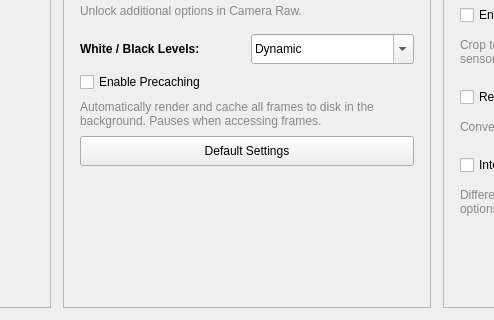
Before: the Qt Designer form ui/mainwindow.ui in LeonardSander/motioncam-fs, drawn with Qt 5; both pictures show x 697 to 1191 and y 420 to 740 of the 1520 by 740 pixel window.
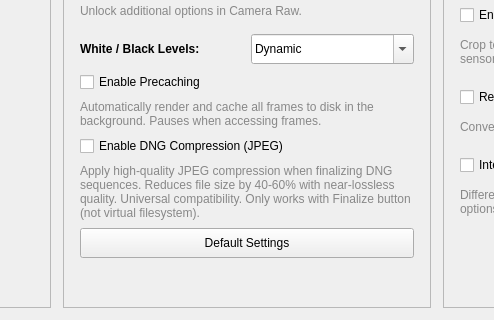
After: the same form once the commit is applied.

Commit message: checkpoint: unfinished render settings and DNG finalize work

```diff
--- a/ui/mainwindow.ui
+++ b/ui/mainwindow.ui
@@ -578,6 +578,33 @@
          </item>
         </layout>
        </item>
+       <item>
+        <layout class="QVBoxLayout" name="compressionSection">
+         <property name="spacing">
+          <number>8</number>
+         </property>
+         <item>
+          <widget class="QCheckBox" name="dngCompressionCheckBox">
+           <property name="text">
+            <string>Enable DNG Compression (JPEG)</string>
+           </property>
+           <property name="checked">
+            <bool>false</bool>
+           </property>
+          </widget>
+         </item>
+         <item>
+          <widget class="QLabel" name="compressionLabel">
+           <property name="text">
+            <string>&lt;html&gt;&lt;head/&gt;&lt;body&gt;&lt;p&gt;&lt;span style=&quot; font-size:9pt; color:#888888;&quot;&gt;Apply high-quality JPEG compression when finalizing DNG sequences. Reduces file size by 40-60% with near-lossless quality. Universal compatibility. Only works with Finalize button (not virtual filesystem).&lt;/span&gt;&lt;/p&gt;&lt;/body&gt;&lt;/html&gt;</string>
+           </property>
+           <property name="wordWrap">
+            <bool>true</bool>
+           </property>
+          </widget>
+         </item>
+        </layout>
+       </item>
        <item>
         <layout class="QVBoxLayout" name="defaultSection">
          <property name="spacing">
```
The commit also changes 80 other files.
